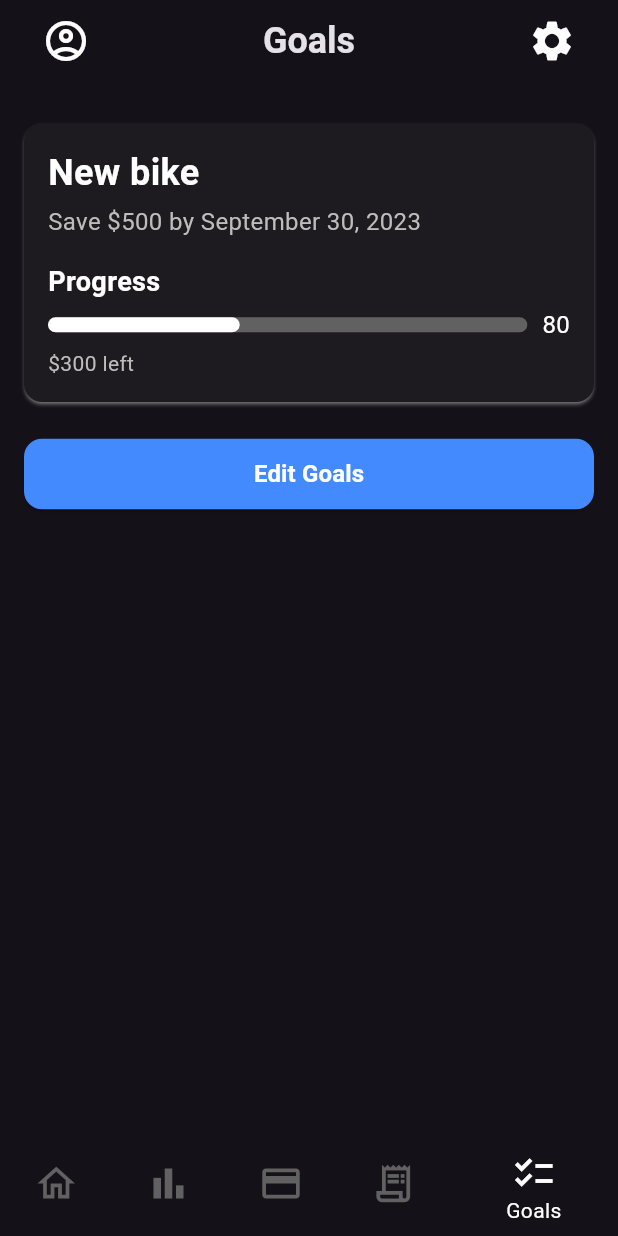
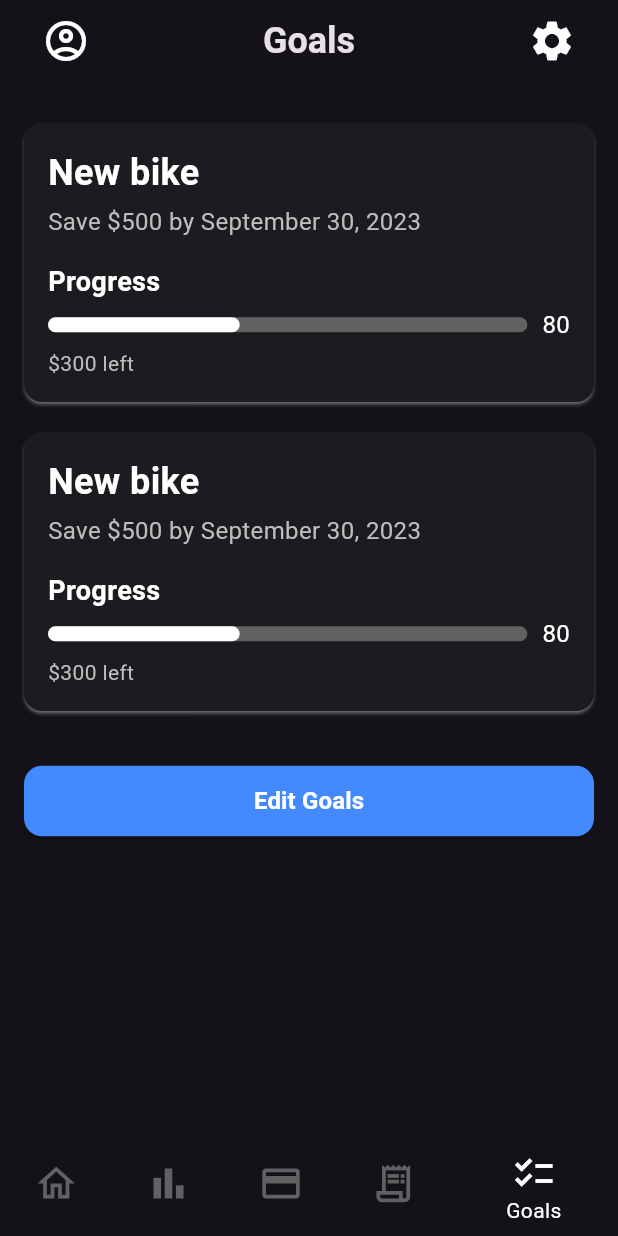
Before and after one commit to omarhelmy2004/saving_app, a Flutter app: the screen it shows after launch, item 5 of the bottom bar chosen, on a phone screen of 412 x 824 dp. Run offline on Flutter 3.47's test engine with Material 3 defaults, Android fonts, the phone set to English and light mode, and no system bars; our stand-ins replace fl_chart.

Commit message:
edits padding goal card

```diff
--- a/lib/views/bottom_navigation_views.dart/goals_view.dart
+++ b/lib/views/bottom_navigation_views.dart/goals_view.dart
@@ -21,6 +21,15 @@ class GoalsView extends StatelessWidget {
   progress: 0.4,
   amountLeft: 300,
 ),
+const GoalCard(
+          totalAmount: 200,
+
+  title: 'New bike',
+  description: 'Save \$500 by September 30, 2023',
+
+  progress: 0.4,
+  amountLeft: 300,
+),
 
         const SizedBox(height: 20),
 
--- a/lib/widgets/goals.dart
+++ b/lib/widgets/goals.dart
@@ -18,7 +18,9 @@ class GoalCard extends StatelessWidget {
 
   @override
   Widget build(BuildContext context) {
-    return Card(
+    return Padding(
+      padding: const EdgeInsets.only(bottom: 12),
+      child: Card(
         // elevation: 0,
         surfaceTintColor: Theme.of(context).primaryColor,
         // color: Theme.of(context).primaryColor,
@@ -95,6 +97,7 @@ class GoalCard extends StatelessWidget {
             ],
           ),
         ),
+      ),
     );
   }
 }
```
Lines whose indentation alone changed are shown as unchanged.
